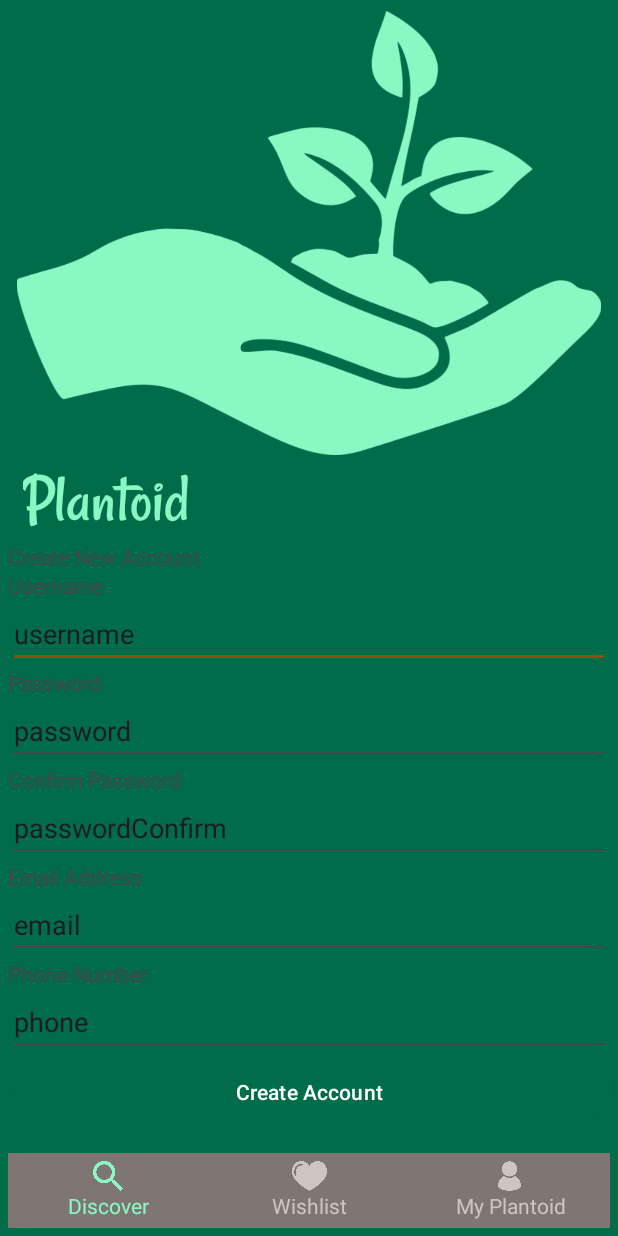
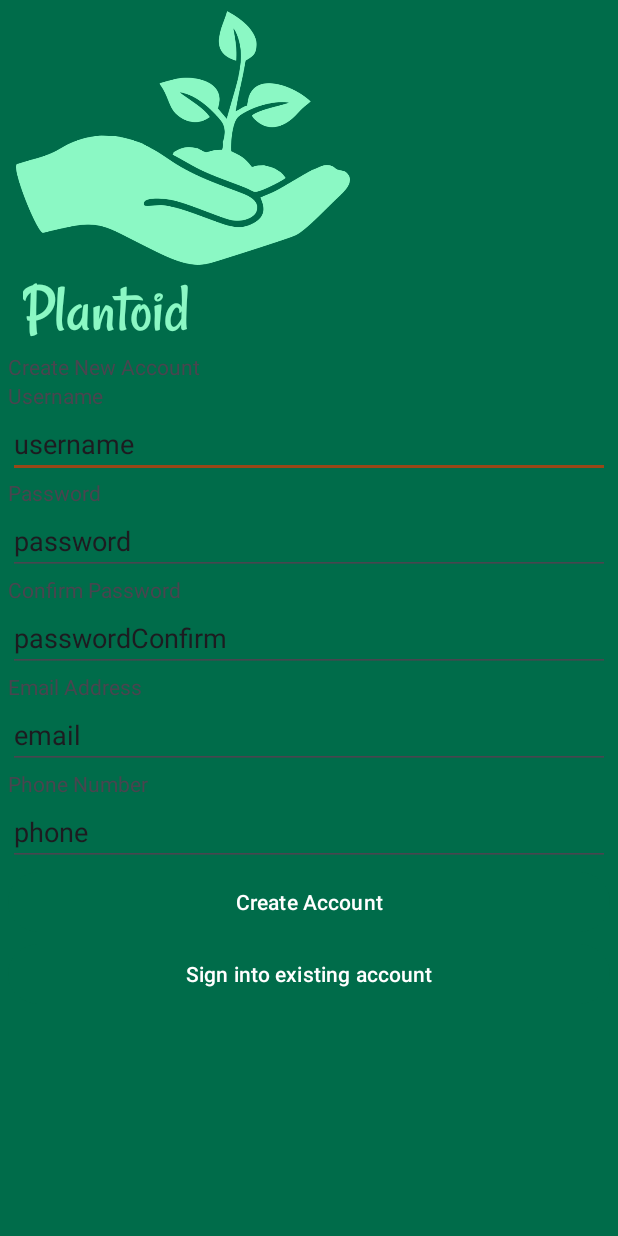
Before and after one commit to GauriRaj/softeng306, an Android app: the layout activity_create_account.xml on its own in the app's theme, with its tools: preview values and no code run, on a phone screen of 412 x 824 dp. Run offline under Robolectric (Android 15) with nearby library versions, the phone set to English and light mode, and no system bars.

Commit message:
Started linking xml components to the create account class

```diff
--- /dev/null
+++ b/app/src/main/java/com/softeng306team15/plantoid/Activities/CreateAccountActivity.java
@@ -0,0 +1,48 @@
+package com.softeng306team15.plantoid.Activities;
+
+import android.content.Intent;
+import android.os.Bundle;
+import android.view.View;
+import android.widget.Button;
+import android.widget.EditText;
+import android.widget.LinearLayout;
+import android.widget.SearchView;
+import android.widget.TextView;
+
+import androidx.appcompat.app.AppCompatActivity;
+import androidx.cardview.widget.CardView;
+import androidx.recyclerview.widget.RecyclerView;
+
+import com.softeng306team15.plantoid.R;
+
+public class CreateAccountActivity  extends AppCompatActivity {
+
+    private class ViewHolder {
+
+        EditText usernameText, passText, confirmPassText, emailText, phoneText;
+
+        Button btnCreate, btnLogin;
+
+        public ViewHolder() {
+            usernameText = findViewById(R.id.editUsername);
+            passText = findViewById(R.id.editPassword);
+            confirmPassText = findViewById(R.id.editPasswordConfirm);
+            emailText = findViewById(R.id.editEmail);
+            phoneText = findViewById(R.id.editPhone);
+        }
+    }
+
+    ViewHolder vh;
+
+    @Override
+    protected void onCreate(Bundle savedInstanceState) {
+        super.onCreate(savedInstanceState);
+        setContentView(R.layout.activity_create_account);
+        vh = new ViewHolder();
+    }
+
+    public void goLogin(View v) {
+        //Intent loginIntent = new Intent(getBaseContext(), LoginActivity.class);
+        //startActivity(loginIntent);
+    }
+}
--- a/app/src/main/res/layout/activity_create_account.xml
+++ b/app/src/main/res/layout/activity_create_account.xml
@@ -25,7 +25,7 @@
 
             <ImageView
                 android:layout_width="wrap_content"
-                android:layout_height="wrap_content"
+                android:layout_height="169dp"
                 android:layout_marginHorizontal="5dp"
                 android:layout_marginVertical="2dp"
                 android:layout_weight="0"
@@ -145,108 +145,18 @@
                         android:layout_height="wrap_content"
                         android:layout_weight="0"
                         android:text="Create Account" />
+
+                    <Button
+                        android:id="@+id/btnLogIn"
+                        android:layout_width="match_parent"
+                        android:layout_height="wrap_content"
+                        android:layout_weight="0"
+                        android:text="Sign into existing account" />
                 </LinearLayout>
 
 
             </ScrollView>
 
-
-
-            <LinearLayout
-                style="@style/navBarBackground"
-                android:layout_width="match_parent"
-                android:layout_height="wrap_content"
-                android:baselineAligned="false"
-                android:orientation="horizontal">
-
-                <LinearLayout
-                    android:id="@+id/discover_navbar_button"
-                    android:layout_width="match_parent"
-                    android:layout_height="50dp"
-                    android:layout_gravity="center"
-                    android:layout_weight="1"
-                    android:gravity="center"
-                    android:orientation="vertical"
-                    android:padding="5dp">
-
-                    <ImageView
-                        android:layout_width="wrap_content"
-                        android:layout_height="match_parent"
-                        android:layout_gravity="top|center"
-                        android:layout_weight="1"
-                        android:adjustViewBounds="true"
-                        android:src="@drawable/discover_icon"
-                        app:tint="@color/md_theme_Primary90" />
-
-                    <TextView
-                        android:layout_width="wrap_content"
-                        android:layout_height="wrap_content"
-                        android:layout_gravity="center"
-                        android:layout_weight="0"
-                        android:text="Discover"
-                        android:textAlignment="center"
-                        android:textColor="@color/md_theme_Primary90" />
-                </LinearLayout>
-
-                <LinearLayout
-                    android:id="@+id/wishlist_navbar_button"
-                    android:layout_width="match_parent"
-                    android:layout_height="50dp"
-                    android:layout_gravity="center"
-                    android:layout_weight="1"
-                    android:gravity="center"
-                    android:orientation="vertical"
-                    android:padding="5dp">
-
-                    <ImageView
-                        android:layout_width="wrap_content"
-                        android:layout_height="match_parent"
-                        android:layout_gravity="top|center"
-                        android:layout_weight="1"
-                        android:adjustViewBounds="true"
-                        android:src="@drawable/wishlist_icon"
-                        app:tint="@color/md_theme_Neutral80" />
-
-                    <TextView
-                        android:layout_width="wrap_content"
-                        android:layout_height="wrap_content"
-                        android:layout_gravity="center"
-                        android:layout_weight="0"
-                        android:text="Wishlist"
-                        android:textAlignment="center"
-                        android:textColor="@color/md_theme_Neutral80" />
-                </LinearLayout>
-
-                <LinearLayout
-                    android:id="@+id/profile_navbar_button"
-                    android:layout_width="match_parent"
-                    android:layout_height="50dp"
-                    android:layout_gravity="center"
-                    android:layout_weight="1"
-                    android:gravity="center"
-                    android:orientation="vertical"
-                    android:padding="5dp">
-
-                    <ImageView
-                        android:layout_width="wrap_content"
-                        android:layout_height="match_parent"
-                        android:layout_gravity="top|center"
-                        android:layout_weight="1"
-                        android:adjustViewBounds="true"
-                        android:src="@drawable/profile_icon"
-                        app:tint="@color/md_theme_Neutral80" />
-
-                    <TextView
-                        android:layout_width="wrap_content"
-                        android:layout_height="wrap_content"
-                        android:layout_gravity="center"
-                        android:layout_weight="0"
-                        android:text="My Plantoid"
-                        android:textAlignment="center"
-                        android:textColor="@color/md_theme_Neutral80" />
-                </LinearLayout>
-
-            </LinearLayout>
 
         </LinearLayout>
 
```
